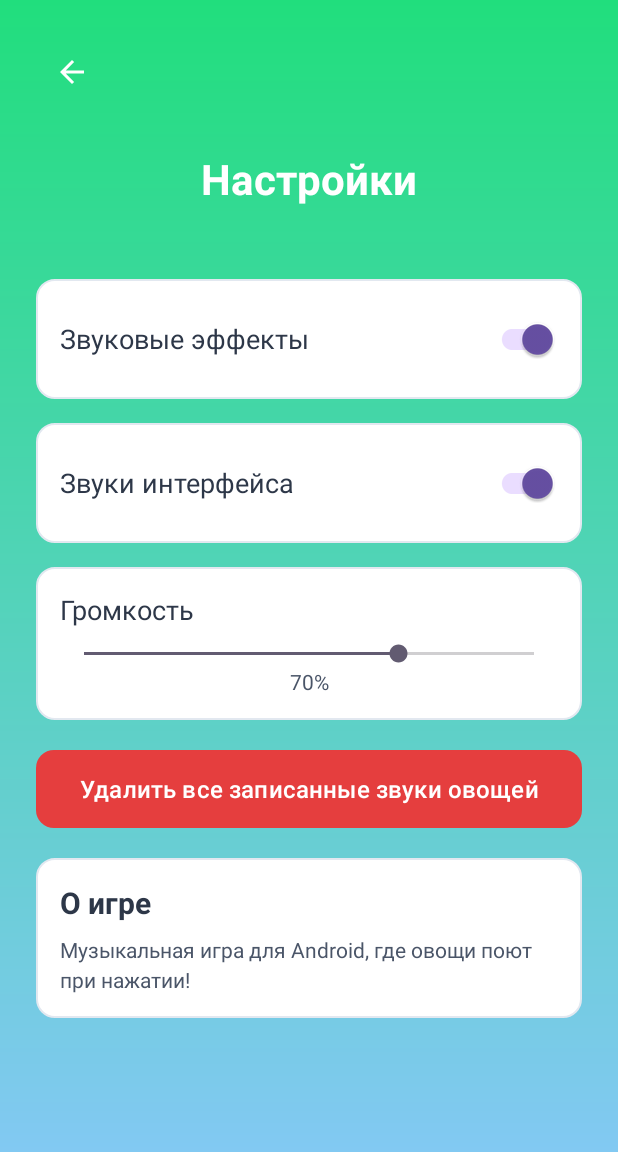
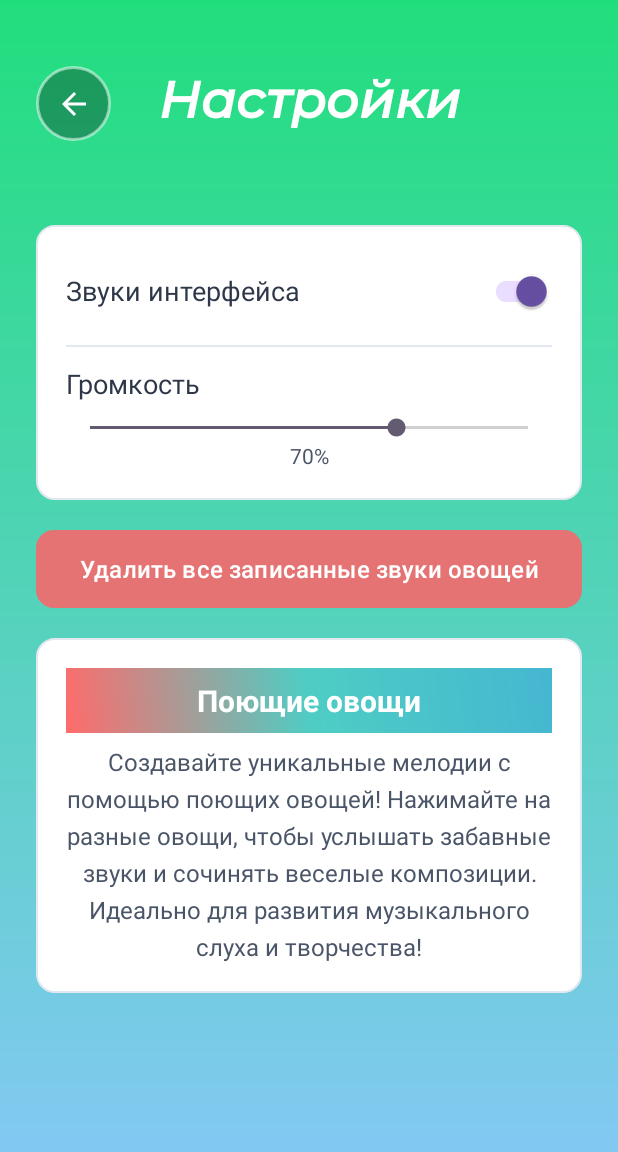
Before and after one commit to anastasia4por/CrazyMusic, an Android app: the SettingsActivity screen opened directly, with no data from a screen before it, on a phone screen of 412 x 824 dp. Shown: the top 1152 px of the screen. Run offline under Robolectric (Android 15) with nearby library versions, the phone set to English and light mode, and no system bars.

Commit message:
Экран 2.1 без улучшения громкости

```diff
--- /dev/null
+++ b/app/src/main/res/drawable/back_button_background.xml
@@ -0,0 +1,8 @@
+<?xml version="1.0" encoding="utf-8"?>
+<shape xmlns:android="http://schemas.android.com/apk/res/android">
+    <solid android:color="#4D000000" />
+    <corners android:radius="40dp" />
+    <stroke
+        android:width="2dp"
+        android:color="#80FFFFFF" />
+</shape>
--- /dev/null
+++ b/app/src/main/res/drawable/game_info_background.xml
@@ -0,0 +1,11 @@
+<?xml version="1.0" encoding="utf-8"?>
+<shape xmlns:android="http://schemas.android.com/apk/res/android">
+    <gradient
+        android:startColor="#667EEA"
+        android:endColor="#764BA2"
+        android:angle="135" />
+    <corners android:radius="16dp" />
+    <stroke
+        android:width="2dp"
+        android:color="#FFFFFF" />
+</shape>
--- a/app/src/main/res/drawable/ic_arrow_back.xml
+++ b/app/src/main/res/drawable/ic_arrow_back.xml
@@ -1,11 +1,9 @@
 <vector xmlns:android="http://schemas.android.com/apk/res/android"
-    xmlns:app="http://schemas.android.com/apk/res-auto"
     android:width="24dp"
     android:height="24dp"
     android:viewportWidth="24"
-    android:viewportHeight="24"
-    app:tint="#FFFFFF">
+    android:viewportHeight="24">
     <path
-        android:fillColor="@android:color/white"
+        android:fillColor="#FFFFFF"
         android:pathData="M20,11H7.83l5.59,-5.59L12,4l-8,8 8,8 1.41,-1.41L7.83,13H20v-2z"/>
 </vector>
--- /dev/null
+++ b/app/src/main/res/drawable/text_gradient.xml
@@ -0,0 +1,8 @@
+<?xml version="1.0" encoding="utf-8"?>
+<shape xmlns:android="http://schemas.android.com/apk/res/android">
+    <gradient
+        android:startColor="#FF6B6B"
+        android:centerColor="#4ECDC4"
+        android:endColor="#45B7D1"
+        android:angle="45" />
+</shape>
--- a/app/src/main/res/layout/activity_settings.xml
+++ b/app/src/main/res/layout/activity_settings.xml
@@ -7,37 +7,64 @@
     android:padding="16dp"
     android:background="@drawable/gradient_background">
 
-    <!-- Кнопка назад -->
+    <!-- Заголовок и кнопка назад в одной строке -->
+    <LinearLayout
+        android:layout_width="match_parent"
+        android:layout_height="wrap_content"
+        android:orientation="horizontal"
+        android:gravity="center_vertical"
+        android:layout_marginTop="20dp"
+        android:layout_marginBottom="40dp">
+
+        <!-- Кнопка назад - УМЕНЬШЕННАЯ -->
         <ImageButton
             android:id="@+id/buttonBack"
-        android:layout_width="48dp"
-        android:layout_height="48dp"
+            android:layout_width="50dp"
+            android:layout_height="50dp"
             android:src="@drawable/ic_arrow_back"
-        android:background="?attr/selectableItemBackgroundBorderless"
+            android:background="@drawable/back_button_background"
             android:layout_margin="8dp"
             android:contentDescription="@string/back_button"
-        app:tint="#FFFFFF" />
+            app:tint="#FFFFFF"
+            android:elevation="8dp"
+            android:padding="12dp" />
 
         <!-- Заголовок -->
         <TextView
-        android:layout_width="wrap_content"
+            android:layout_width="0dp"
             android:layout_height="wrap_content"
+            android:layout_weight="1"
             android:text="@string/settings_title"
-        android:textSize="28sp"
+            android:textSize="34sp"
             android:textColor="#FFFFFF"
             android:textStyle="bold"
-        android:layout_gravity="center_horizontal"
-        android:layout_marginTop="20dp"
-        android:layout_marginBottom="40dp" />
+            android:gravity="center"
+            android:fontFamily="@font/montserrat_mediumitalic" />
+
+        <!-- Невидимый элемент для балансировки -->
+        <View
+            android:layout_width="50dp"
+            android:layout_height="50dp"
+            android:layout_margin="8dp"
+            android:visibility="invisible" />
+
+    </LinearLayout>
+
+    <!-- Объединенная карточка звуковых эффектов и громкости -->
+    <LinearLayout
+        android:layout_width="match_parent"
+        android:layout_height="wrap_content"
+        android:orientation="vertical"
+        android:background="@drawable/card_background"
+        android:layout_margin="8dp"
+        android:padding="8dp">
 
         <!-- Звуковые эффекты -->
         <LinearLayout
             android:layout_width="match_parent"
             android:layout_height="wrap_content"
             android:orientation="horizontal"
-        android:padding="16dp"
-        android:background="@drawable/card_background"
-        android:layout_margin="8dp"
+            android:padding="12dp"
             android:gravity="center_vertical">
 
             <TextView
@@ -56,40 +83,20 @@
 
         </LinearLayout>
 
-    <!-- Звуки интерфейса -->
-    <LinearLayout
+        <!-- Разделитель -->
+        <View
             android:layout_width="match_parent"
-        android:layout_height="wrap_content"
-        android:orientation="horizontal"
-        android:padding="16dp"
-        android:background="@drawable/card_background"
-        android:layout_margin="8dp"
-        android:gravity="center_vertical">
-
-        <TextView
-            android:layout_width="0dp"
-            android:layout_height="wrap_content"
-            android:layout_weight="1"
-            android:text="@string/interface_sounds"
-            android:textSize="18sp"
-            android:textColor="#2D3748" />
-
-        <androidx.appcompat.widget.SwitchCompat
-            android:id="@+id/switchInterfaceSounds"
-            android:layout_width="wrap_content"
-            android:layout_height="wrap_content"
-            android:checked="true" />
-
-    </LinearLayout>
+            android:layout_height="1dp"
+            android:background="#E2E8F0"
+            android:layout_marginStart="12dp"
+            android:layout_marginEnd="12dp" />
 
         <!-- Громкость -->
         <LinearLayout
             android:layout_width="match_parent"
             android:layout_height="wrap_content"
             android:orientation="vertical"
-        android:padding="16dp"
-        android:background="@drawable/card_background"
-        android:layout_margin="8dp">
+            android:padding="12dp">
 
             <TextView
                 android:layout_width="match_parent"
@@ -117,6 +124,8 @@
 
         </LinearLayout>
 
+    </LinearLayout>
+
     <!-- Кнопка удаления -->
     <com.google.android.material.button.MaterialButton
         android:id="@+id/buttonDeleteSounds"
@@ -125,7 +134,7 @@
         android:text="@string/delete_all_sounds"
         android:textSize="16sp"
         android:textColor="#FFFFFF"
-        app:backgroundTint="#E53E3E"
+        app:backgroundTint="#E57373"
         app:cornerRadius="12dp"
         android:layout_margin="8dp"
         android:textAllCaps="false" />
@@ -135,27 +144,36 @@
         android:layout_width="match_parent"
         android:layout_height="wrap_content"
         android:orientation="vertical"
-        android:padding="16dp"
         android:background="@drawable/card_background"
         android:layout_margin="8dp"
-        android:layout_marginTop="40dp">
+        android:layout_marginTop="40dp"
+        android:padding="20dp">
 
+
+        <!-- Название игры -->
+        <!-- Название игры с градиентом -->
         <TextView
             android:layout_width="match_parent"
             android:layout_height="wrap_content"
-            android:text="@string/about_game"
+            android:text="@string/singing_vegetables"
             android:textSize="20sp"
-            android:textColor="#2D3748"
-            android:textStyle="bold" />
+            android:textStyle="bold"
+            android:gravity="center"
+            android:layout_marginBottom="8dp"
+            android:background="@drawable/text_gradient"
+            android:paddingVertical="8dp"
+            android:paddingHorizontal="16dp"
+            android:textColor="#FFFFFF" />
 
+        <!-- Описание игры -->
         <TextView
             android:layout_width="match_parent"
             android:layout_height="wrap_content"
             android:text="@string/game_description"
-            android:textSize="14sp"
+            android:textSize="16sp"
             android:textColor="#4A5568"
-            android:layout_marginTop="8dp"
-            android:lineSpacingExtra="4dp" />
+            android:gravity="center"
+            android:lineSpacingExtra="6dp" />
 
     </LinearLayout>
 
--- a/app/src/main/res/values/strings.xml
+++ b/app/src/main/res/values/strings.xml
@@ -3,15 +3,13 @@
 
     <!-- Settings Screen Strings -->
     <string name="settings_title">Настройки</string>
-    <string name="sound_effects">Звуковые эффекты</string>
-    <string name="interface_sounds">Звуки интерфейса</string>
+    <string name="sound_effects">Звуки интерфейса</string>
     <string name="volume">Громкость</string>
     <string name="volume_percent">70%</string>
     <string name="delete_all_sounds">Удалить все записанные звуки овощей</string>
     <string name="about_game">О игре</string>
     <string name="singing_vegetables">Поющие овощи</string>
-    <string name="game_description">Музыкальная игра для Android, где овощи поют при нажатии!</string>
-
+    <string name="game_description">Создавайте уникальные мелодии с помощью поющих овощей! Нажимайте на разные овощи, чтобы услышать забавные звуки и сочинять веселые композиции. Идеально для развития музыкального слуха и творчества!</string>
     <!-- New string for back button -->
     <string name="back_button">Назад</string>
 </resources>
```
Lines whose indentation alone changed are shown as unchanged.
